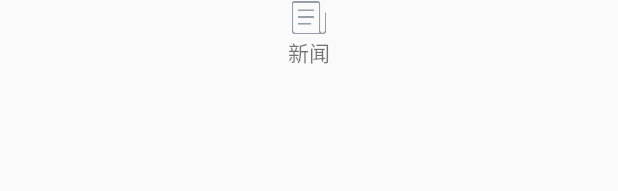
After one commit to wukangjie/36Kr, an Android app: the layout tab_news.xml on its own in the app's theme, with its tools: preview values and no code run, on a phone screen of 412 x 824 dp. The commit adds this screen. Shown: the top 191 px of the screen. Run offline under Robolectric (Android 15) with nearby library versions, the phone set to English and light mode, and no system bars.

Commit message:
Tab layout+ViewPager

```diff
--- a/36Kr/app/build.gradle
+++ b/36Kr/app/build.gradle
@@ -20,7 +20,8 @@ android {
 }
 
 dependencies {
-    compile fileTree(dir: 'libs', include: ['*.jar'])
+    compile fileTree(include: ['*.jar'], dir: 'libs')
     testCompile 'junit:junit:4.12'
     compile 'com.android.support:appcompat-v7:24.+'
+    compile 'com.android.support:design:23.1.0'
 }
--- /dev/null
+++ b/36Kr/app/src/main/res/drawable/selector_news_tab.xml
@@ -0,0 +1,8 @@
+<?xml version="1.0" encoding="utf-8"?>
+<selector xmlns:android="http://schemas.android.com/apk/res/android">
+ <item android:drawable="@mipmap/tabbar_icon_news"
+     android:state_selected="false"/>
+    <item android:drawable="@mipmap/tabbar_icon_news_highlight"
+        android:state_selected="true"/>
+
+</selector>
--- /dev/null
+++ b/36Kr/app/src/main/res/layout/tab_news.xml
@@ -0,0 +1,14 @@
+<?xml version="1.0" encoding="utf-8"?>
+<LinearLayout xmlns:android="http://schemas.android.com/apk/res/android"
+    android:layout_width="match_parent"
+    android:layout_height="match_parent"
+    android:orientation="vertical">
+    <TextView
+        android:layout_width="wrap_content"
+        android:layout_height="wrap_content"
+        android:layout_gravity="center"
+        android:text="@string/tab_news_name"
+        android:drawableTop="@drawable/selector_news_tab"
+        />
+
+</LinearLayout>
```
Also changed, not shown: 36Kr/app/src/main/res/drawable/selector_discover_tab.xml (added, +8 -0 lines), 36Kr/app/src/main/res/drawable/selector_equity_tab.xml (added, +8 -0 lines), 36Kr/app/src/main/res/drawable/selector_message_tab.xml (added, +8 -0 lines), 36Kr/app/src/main/res/drawable/selector_mine_tab.xml (added, +8 -0 lines), 36Kr/app/src/main/res/layout/activity_main.xml (+20 -12 lines), 36Kr/app/src/main/res/values/strings.xml (+11 -0 lines), 36Kr/app/src/main/res/mipmap-xxhdpi/tabbar_icon_discovery.png (added), 36Kr/app/src/main/res/mipmap-xxhdpi/tabbar_icon_discovery_highlight.png (added), 36Kr/app/src/main/res/mipmap-xxhdpi/tabbar_icon_equity.png (added), 36Kr/app/src/main/res/mipmap-xxhdpi/tabbar_icon_equity_highlight.png (added), 36Kr/app/src/main/res/mipmap-xxhdpi/tabbar_icon_message.png (added), 36Kr/app/src/main/res/mipmap-xxhdpi/tabbar_icon_message_highlight.png (added), 36Kr/app/src/main/res/mipmap-xxhdpi/tabbar_icon_mine.png (added), 36Kr/app/src/main/res/mipmap-xxhdpi/tabbar_icon_mine_highlight.png (added), 2 more files.
